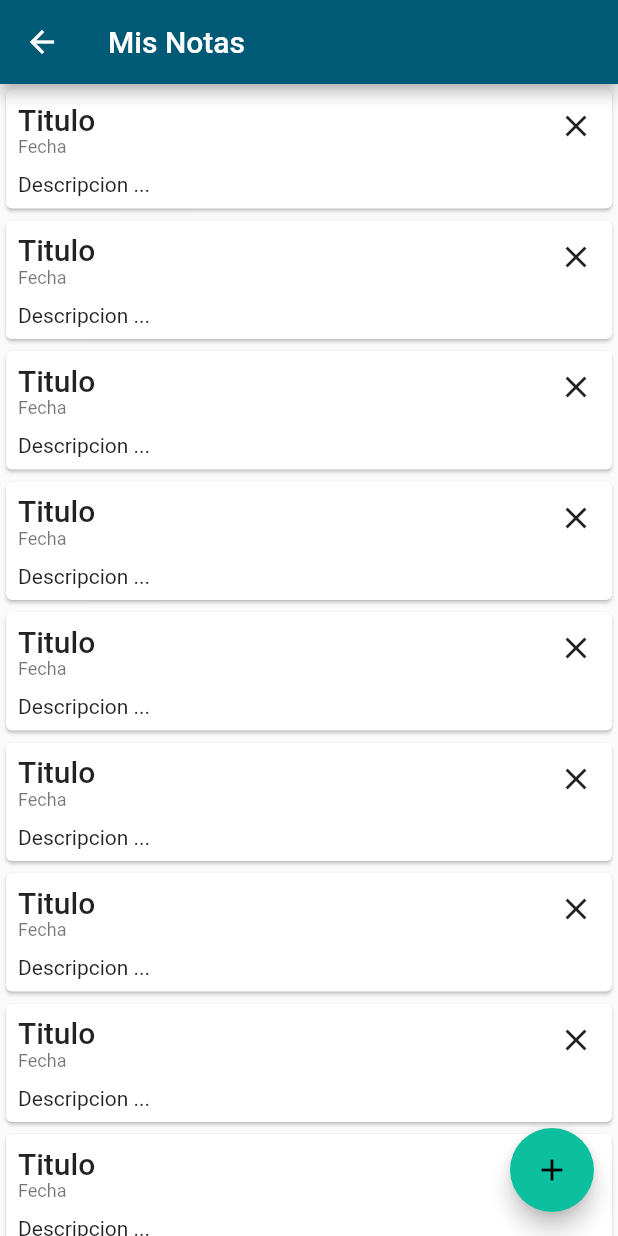
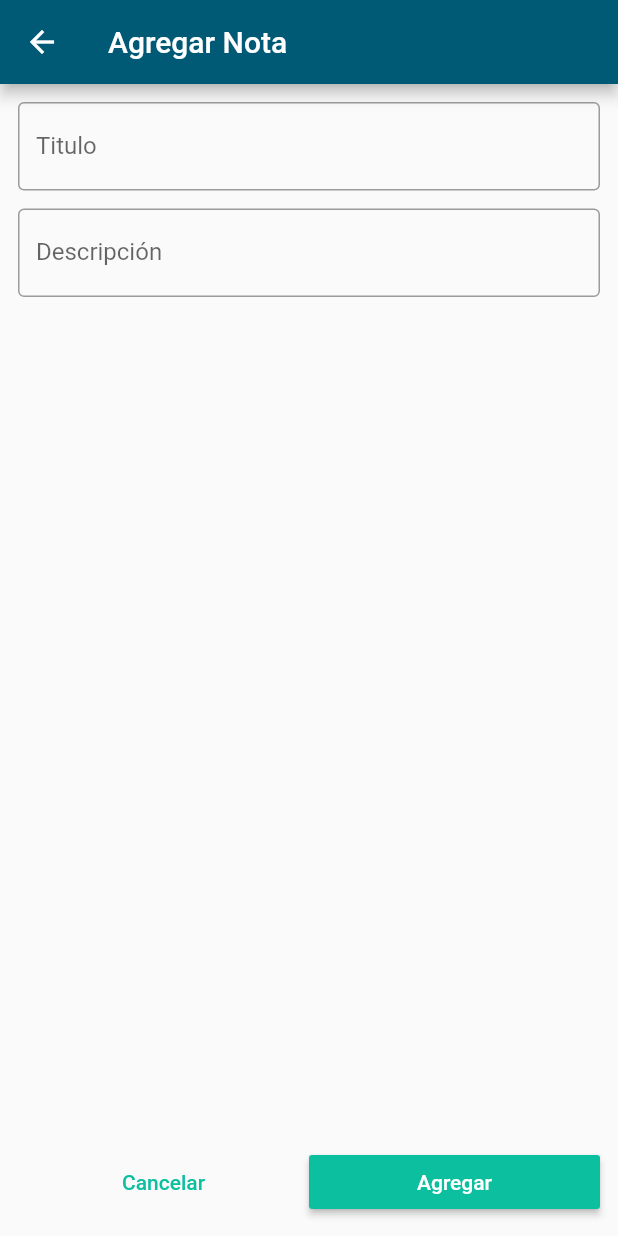
Before and after one commit to milo2005/flutter_notas, a Flutter app: the MainPage screen opened by its route, after a tap on the "add" icon, on a phone screen of 412 x 824 dp. Run offline on Flutter 3.47's test engine with Material 2 defaults, Android fonts, the phone set to English and light mode, and no system bars; our stand-ins replace bloc, flutter_bloc, shared_preferences; accounts and stored records are empty.

```diff
--- a/lib/app_theme.dart
+++ b/lib/app_theme.dart
@@ -13,6 +13,10 @@ class AppTheme{
       display1: TextStyle(
         fontFamily: 'Betty'
       ),
+      display2: TextStyle(
+        fontFamily: 'Betty',
+        color: Color(0xff005975),
+      )
     ),
   );
 }
--- /dev/null
+++ b/lib/pages/add/add_page.dart
@@ -0,0 +1,120 @@
+import 'package:flutter/material.dart';
+import 'package:notas/util/text_util.dart';
+
+class AddPage extends StatelessWidget {
+  static const ROUTE = '/add';
+
+  @override
+  Widget build(BuildContext context) {
+    return Scaffold(
+      appBar: AppBar(
+        title: Text('Agregar Nota'),
+      ),
+      body: Padding(
+        padding: const EdgeInsets.all(12.0),
+        child: AddPageForm(),
+      ),
+    );
+  }
+}
+
+class AddPageForm extends StatefulWidget {
+  @override
+  _AddPageFormState createState() => _AddPageFormState();
+}
+
+class _AddPageFormState extends State<AddPageForm> {
+  final _key = GlobalKey<FormState>();
+  bool _autovalidate = false;
+
+  final _titleCtrl = TextEditingController();
+  final _desCtrl = TextEditingController();
+
+  final _titleFocus = FocusNode();
+  final _desFocus = FocusNode();
+
+  @override
+  void dispose() {
+    _titleCtrl.dispose();
+    _desCtrl.dispose();
+    _titleFocus.dispose();
+    _desFocus.dispose();
+    super.dispose();
+  }
+
+  @override
+  Widget build(BuildContext context) {
+    return Column(
+      children: <Widget>[
+        Form(
+          key: _key,
+          autovalidate: _autovalidate,
+          child: Column(
+            mainAxisSize: MainAxisSize.min,
+            children: <Widget>[
+              TextFormField(
+                controller: _titleCtrl,
+                focusNode: _titleFocus,
+                validator: _validateTitle,
+                textInputAction: TextInputAction.next,
+                keyboardType: TextInputType.text,
+                decoration: InputDecoration(border: OutlineInputBorder(), labelText: 'Titulo'),
+                onFieldSubmitted: (v) {
+                  changeFocus(context, _titleFocus, _desFocus);
+                },
+              ),
+              Padding(
+                padding: EdgeInsets.only(top: 12),
+                child: TextFormField(
+                  controller: _desCtrl,
+                  focusNode: _desFocus,
+                  validator: _validateDes,
+                  textInputAction: TextInputAction.done,
+                  keyboardType: TextInputType.text,
+                  decoration:
+                      InputDecoration(border:OutlineInputBorder(), labelText: 'Descripción'),
+                ),
+              ),
+            ],
+          ),
+        ),
+        Spacer(),
+        Row(
+          children: <Widget>[
+            Expanded(
+              child: FlatButton(
+                onPressed: () {},
+                child: Text(
+                  'Cancelar',
+                  style: TextStyle(color: Theme.of(context).accentColor),
+                ),
+              ),
+            ),
+            Expanded(
+              child: RaisedButton(
+                onPressed: () {},
+                child: Text('Agregar'),
+                color: Theme.of(context).accentColor,
+                textColor: Colors.white,
+              ),
+            )
+          ],
+        ),
+      ],
+    );
+  }
+
+  String _validateTitle(String value) {
+    if (value == '') {
+      return 'El titulo es obligatorio';
+    }
+    return null;
+  }
+
+  String _validateDes(String value) {
+    if (value == '') {
+      return 'La descripción es obligatoria';
+    }
+    return null;
+  }
+}
--- a/lib/pages/main/MainPage.dart
+++ b/lib/pages/main/main_page.dart
@@ -1,4 +1,5 @@
 import 'package:flutter/material.dart';
+import 'package:notas/pages/add/add_page.dart';
 
 class MainPage extends StatelessWidget {
   static const ROUTE = '/main';
@@ -7,8 +8,10 @@ class MainPage extends StatelessWidget {
   Widget build(BuildContext context) {
     return Scaffold(
       floatingActionButton: FloatingActionButton(
-        onPressed: () {},
-        child: Icon(Icons.add),
+        onPressed: () {
+          Navigator.pushNamed(context, AddPage.ROUTE);
+        },
+        child: Icon(Icons.add, color: Colors.white,),
       ),
       appBar: AppBar(
         title: Text("Mis Notas"),
```
Also changed, not shown: lib/main.dart (+6 -2 lines), lib/pages/login/login_page.dart (+51 -55 lines), lib/pages/register/register_page.dart (added, +117 -0 lines), lib/pages/splash/splash_page.dart (renamed from lib/pages/splash/SplashPage.dart, +9 -15 lines), lib/util/text_util.dart (added, +27 -0 lines), pubspec.yaml (+8 -0 lines), lib/pages/add/AddPage.dart (deleted), lib/pages/add/add_bloc.dart (added), lib/pages/main/MainBloc.dart (deleted), lib/pages/main/main_bloc.dart (added), lib/pages/register/register_bloc.dart (added), lib/pages/splash/splash_bloc.dart (renamed from lib/pages/splash/SplashBloc.dart), pubspec.lock, 2 other files.
